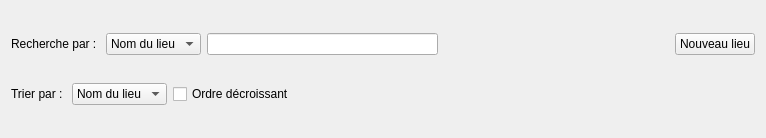
Qt form GUI/CentralWidget/widget_lieux.ui (samueldrouin/PyGuide) before a commit.
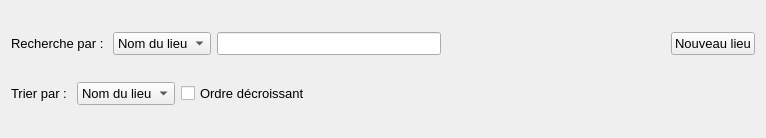
The same form after that commit.

Commit message: Changement de la police pour Segoe UI pour une meilleure apparence sur Windows

```diff
--- a/GUI/CentralWidget/widget_lieux.ui
+++ b/GUI/CentralWidget/widget_lieux.ui
@@ -10,6 +10,12 @@
     <height>138</height>
    </rect>
   </property>
+  <property name="font">
+   <font>
+    <family>Segoe UI</family>
+    <pointsize>10</pointsize>
+   </font>
+  </property>
   <property name="windowTitle">
    <string>Form</string>
   </property>
```
The commit also changes 19 other files.
